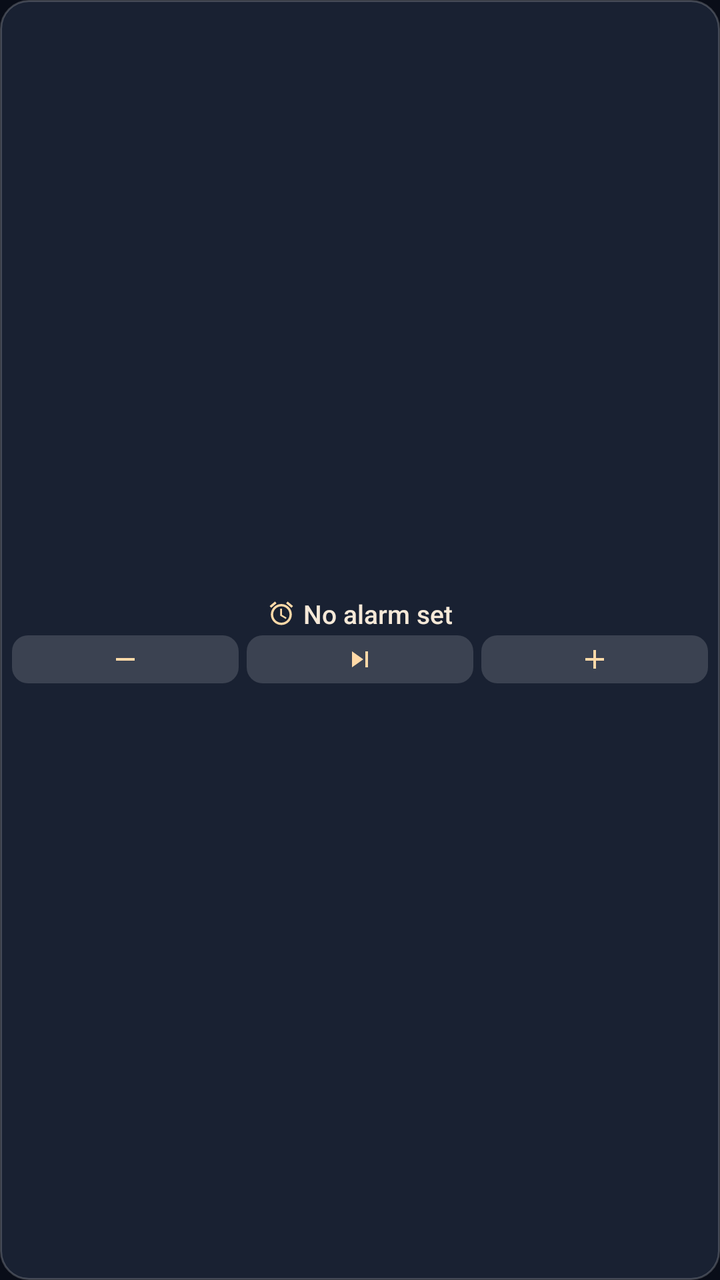
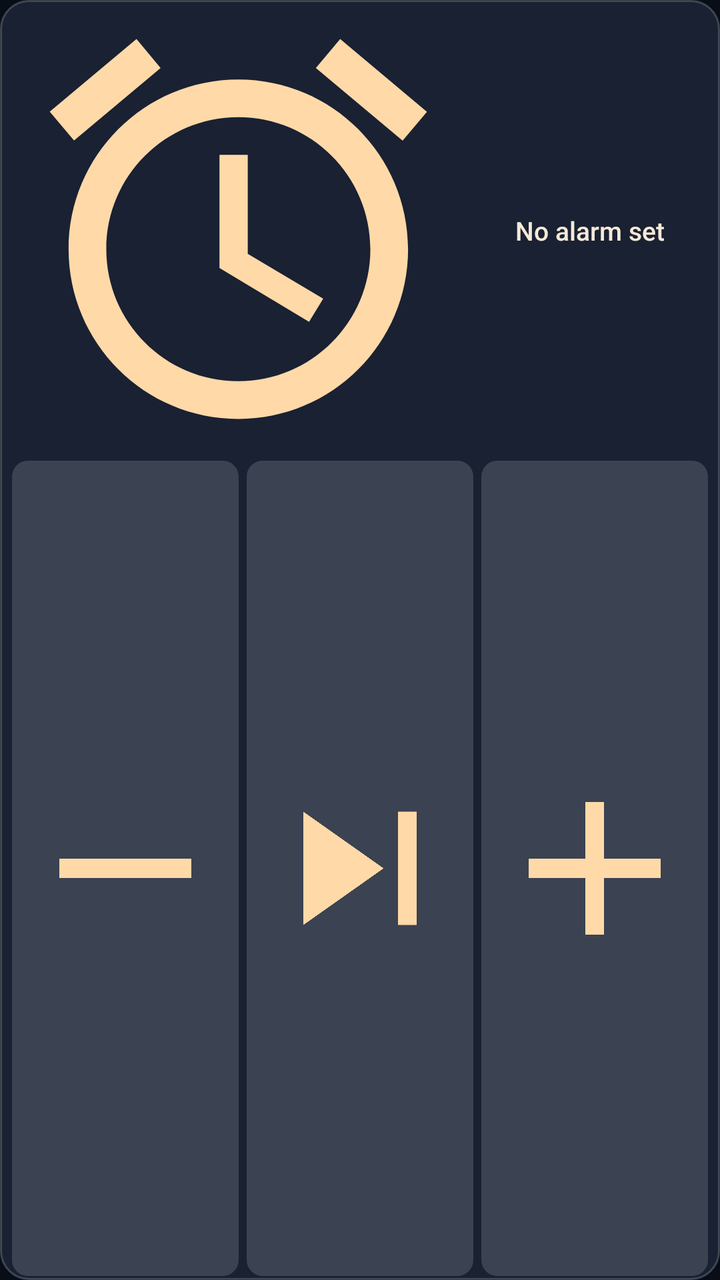

Screens rendered from an Android XML layout before and after an edit, with the pre-edit source and the edit as a unified diff.
<!-- AndroidManifest.xml: application theme Theme.RadioAlarmApp -->
<!-- res/layout/radio_alarm_widget.xml -->
<?xml version="1.0" encoding="utf-8"?>
<LinearLayout xmlns:android="http://schemas.android.com/apk/res/android"
    android:layout_width="match_parent"
    android:layout_height="match_parent"
    android:background="@drawable/widget_background"
    android:gravity="center"
    android:orientation="vertical"
    android:paddingStart="6dp"
    android:paddingTop="2dp"
    android:paddingEnd="6dp"
    android:paddingBottom="2dp">

    <LinearLayout
        android:id="@+id/widget_header"
        android:layout_width="match_parent"
        android:layout_height="wrap_content"
        android:gravity="center"
        android:orientation="horizontal">

        <ImageView
            android:id="@+id/widget_icon"
            android:layout_width="14dp"
            android:layout_height="14dp"
            android:contentDescription="@null"
            android:scaleType="centerInside"
            android:src="@drawable/ic_widget_alarm" />

        <TextView
            android:id="@+id/widget_alarm_text"
            android:layout_width="wrap_content"
            android:layout_height="wrap_content"
            android:layout_marginStart="4dp"
            android:ellipsize="end"
            android:fontFamily="sans-serif-medium"
            android:gravity="center"
            android:maxLines="1"
            android:text="@string/widget_no_alarm"
            android:textColor="#F6E9D8"
            android:textSize="13sp" />
    </LinearLayout>

    <LinearLayout
        android:id="@+id/widget_buttons"
        android:layout_width="match_parent"
        android:layout_height="24dp"
        android:layout_marginTop="2dp"
        android:baselineAligned="false"
        android:gravity="center"
        android:orientation="horizontal"
        android:weightSum="3">

        <ImageView
            android:id="@+id/widget_minus"
            android:layout_width="0dp"
            android:layout_height="match_parent"
            android:layout_marginEnd="2dp"
            android:layout_weight="1"
            android:background="@drawable/widget_button"
            android:contentDescription="@string/widget_action_earlier"
            android:padding="4dp"
            android:scaleType="centerInside"
            android:src="@drawable/ic_widget_minus" />

        <ImageView
            android:id="@+id/widget_middle"
            android:layout_width="0dp"
            android:layout_height="match_parent"
            android:layout_marginStart="2dp"
            android:layout_marginEnd="2dp"
            android:layout_weight="1"
            android:background="@drawable/widget_button"
            android:contentDescription="@string/widget_action_skip"
            android:padding="4dp"
            android:scaleType="centerInside"
            android:src="@drawable/ic_widget_skip" />

        <ImageView
            android:id="@+id/widget_plus"
            android:layout_width="0dp"
            android:layout_height="match_parent"
            android:layout_marginStart="2dp"
            android:layout_weight="1"
            android:background="@drawable/widget_button"
            android:contentDescription="@string/widget_action_later"
            android:padding="4dp"
            android:scaleType="centerInside"
            android:src="@drawable/ic_widget_plus" />
    </LinearLayout>
</LinearLayout>
<!-- resources referenced by this layout -->
<resources>
  <!-- drawable ic_widget_alarm (drawable) -->
  <vector xmlns:android="http://schemas.android.com/apk/res/android"
      android:width="24dp"
      android:height="24dp"
      android:viewportWidth="24"
      android:viewportHeight="24">
      <path
          android:fillColor="#FFD9A8"
          android:pathData="M22,5.72l-4.6,-3.86 -1.29,1.53 4.6,3.86L22,5.72zM7.88,3.39L6.6,1.86 2,5.71l1.29,1.53 4.59,-3.85zM12.5,8H11v6l4.75,2.85 0.75,-1.23 -4,-2.37V8zM12,4c-4.97,0 -9,4.03 -9,9s4.02,9 9,9 9,-4.03 9,-9 -4.03,-9 -9,-9zM12,20c-3.87,0 -7,-3.13 -7,-7s3.13,-7 7,-7 7,3.13 7,7 -3.13,7 -7,7z" />
  </vector>
  <!-- drawable ic_widget_minus (drawable) -->
  <vector xmlns:android="http://schemas.android.com/apk/res/android"
      android:width="24dp"
      android:height="24dp"
      android:viewportWidth="24"
      android:viewportHeight="24">
      <path
          android:fillColor="#FFD9A8"
          android:pathData="M19,13H5v-2h14v2z" />
  </vector>
  <!-- drawable ic_widget_plus (drawable) -->
  <vector xmlns:android="http://schemas.android.com/apk/res/android"
      android:width="24dp"
      android:height="24dp"
      android:viewportWidth="24"
      android:viewportHeight="24">
      <path
          android:fillColor="#FFD9A8"
          android:pathData="M19,13h-6v6h-2v-6H5v-2h6V5h2v6h6v2z" />
  </vector>
  <!-- drawable ic_widget_skip (drawable) -->
  <vector xmlns:android="http://schemas.android.com/apk/res/android"
      android:width="24dp"
      android:height="24dp"
      android:viewportWidth="24"
      android:viewportHeight="24">
      <path
          android:fillColor="#FFD9A8"
          android:pathData="M6,18l8.5,-6L6,6v12zM16,6v12h2V6h-2z" />
  </vector>
  <!-- drawable widget_background (drawable) -->
  <?xml version="1.0" encoding="utf-8"?>
  <shape xmlns:android="http://schemas.android.com/apk/res/android"
      android:shape="rectangle">
      <solid android:color="#E61B2436" />
      <corners android:radius="14dp" />
      <stroke
          android:width="1dp"
          android:color="#33FFFFFF" />
  </shape>
  <!-- drawable widget_button (drawable) -->
  <?xml version="1.0" encoding="utf-8"?>
  <shape xmlns:android="http://schemas.android.com/apk/res/android"
      android:shape="rectangle">
      <solid android:color="#26FFFFFF" />
      <corners android:radius="8dp" />
  </shape>
  <string name="widget_action_earlier">Move alarm 10 minutes earlier</string>
  <string name="widget_action_later">Move alarm 10 minutes later</string>
  <string name="widget_action_skip">Skip next alarm</string>
  <string name="widget_no_alarm">No alarm set</string>
  <style name="Theme.RadioAlarmApp" parent="android:style/Theme.Material.NoActionBar">
          <item name="android:fontFamily">sans</item>
          <item name="android:windowActionModeOverlay">true</item>
          <item name="android:windowBackground">@color/ring_background</item>
          <item name="android:statusBarColor">@color/ring_background</item>
          <item name="android:navigationBarColor">@color/ring_background</item>
          <item name="android:windowLightStatusBar">false</item>
          <item name="android:colorAccent">#FFB55C</item>
      </style>
  <color name="ring_background">#090D18</color>
</resources>

<!-- the commit's change to res/layout/radio_alarm_widget.xml (unified diff, before → after) -->
@@ -13,23 +13,26 @@
     <LinearLayout
         android:id="@+id/widget_header"
         android:layout_width="match_parent"
-        android:layout_height="wrap_content"
+        android:layout_height="0dp"
+        android:layout_weight="1"
         android:gravity="center"
         android:orientation="horizontal">
 
         <ImageView
             android:id="@+id/widget_icon"
-            android:layout_width="14dp"
-            android:layout_height="14dp"
+            android:layout_width="wrap_content"
+            android:layout_height="match_parent"
+            android:adjustViewBounds="true"
             android:contentDescription="@null"
-            android:scaleType="centerInside"
+            android:scaleType="fitCenter"
             android:src="@drawable/ic_widget_alarm" />
 
         <TextView
             android:id="@+id/widget_alarm_text"
-            android:layout_width="wrap_content"
+            android:layout_width="0dp"
             android:layout_height="wrap_content"
             android:layout_marginStart="4dp"
+            android:layout_weight="1"
             android:ellipsize="end"
             android:fontFamily="sans-serif-medium"
             android:gravity="center"
@@ -42,8 +45,9 @@
     <LinearLayout
         android:id="@+id/widget_buttons"
         android:layout_width="match_parent"
-        android:layout_height="24dp"
+        android:layout_height="0dp"
         android:layout_marginTop="2dp"
+        android:layout_weight="1.8"
         android:baselineAligned="false"
         android:gravity="center"
         android:orientation="horizontal"
@@ -57,8 +61,7 @@
             android:layout_weight="1"
             android:background="@drawable/widget_button"
             android:contentDescription="@string/widget_action_earlier"
-            android:padding="4dp"
-            android:scaleType="centerInside"
+            android:scaleType="fitCenter"
             android:src="@drawable/ic_widget_minus" />
 
         <ImageView
@@ -70,8 +73,7 @@
             android:layout_weight="1"
             android:background="@drawable/widget_button"
             android:contentDescription="@string/widget_action_skip"
-            android:padding="4dp"
-            android:scaleType="centerInside"
+            android:scaleType="fitCenter"
             android:src="@drawable/ic_widget_skip" />
 
         <ImageView
@@ -82,8 +84,7 @@
             android:layout_weight="1"
             android:background="@drawable/widget_button"
             android:contentDescription="@string/widget_action_later"
-            android:padding="4dp"
-            android:scaleType="centerInside"
+            android:scaleType="fitCenter"
             android:src="@drawable/ic_widget_plus" />
     </LinearLayout>
 </LinearLayout>
